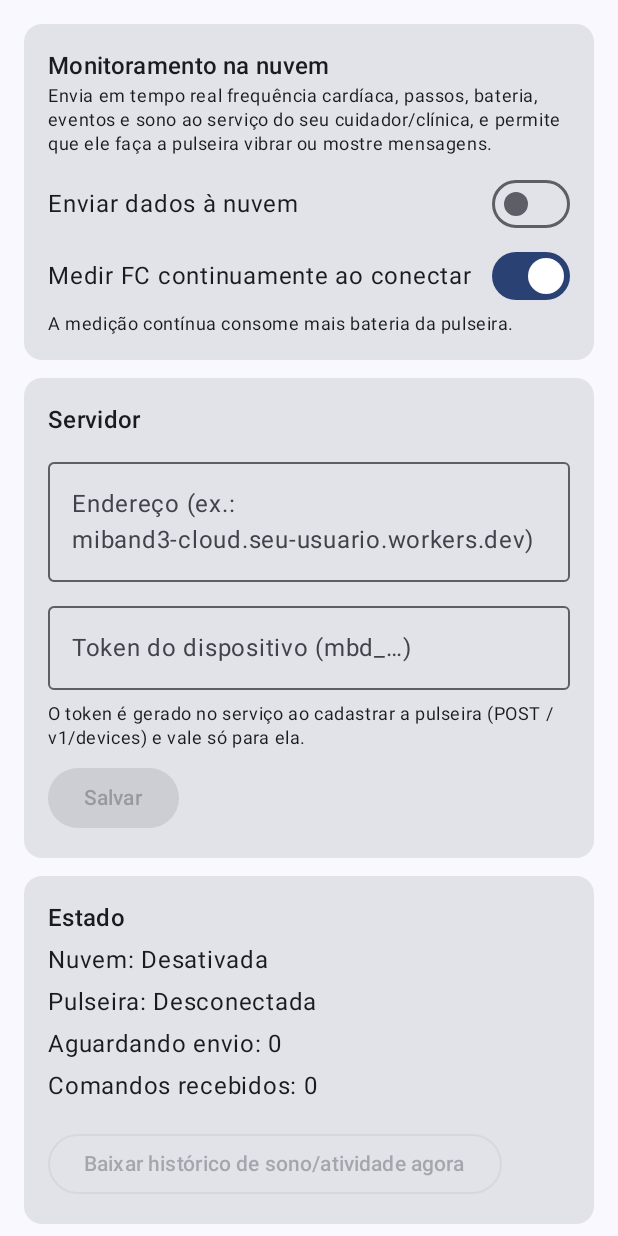
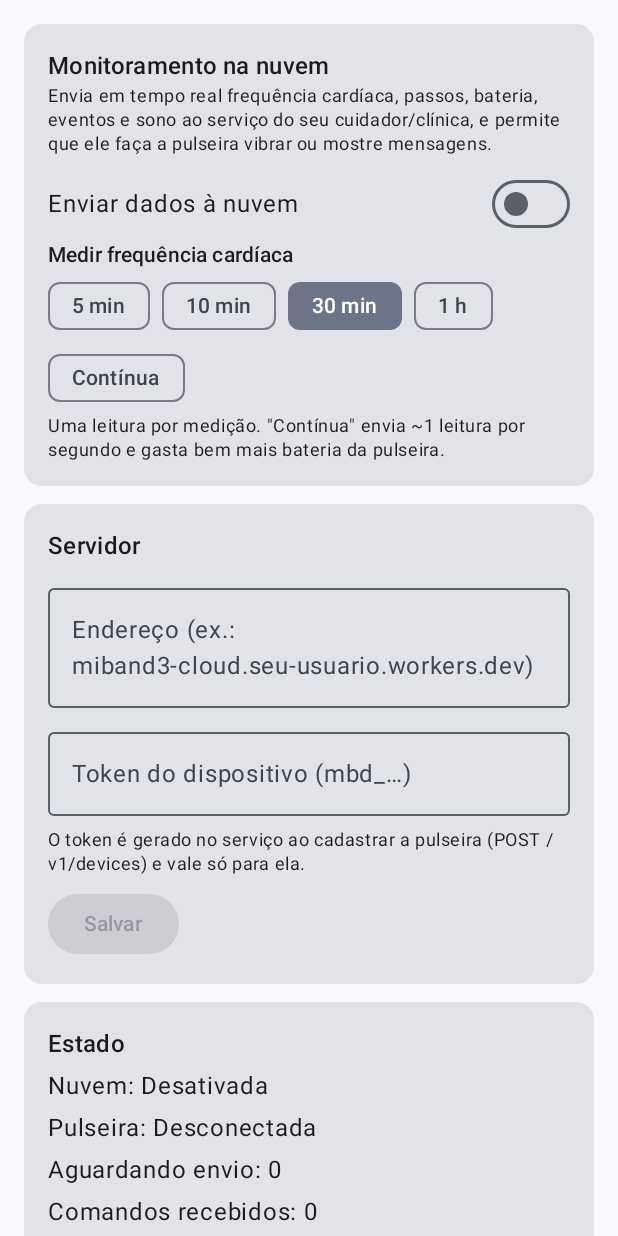
Before and after one commit to adriano2bx/miband3, an Android app built with Jetpack Compose: the composable CloudTab shown on its own in the app's theme, on a phone screen of 412 x 824 dp. Run offline under Robolectric (Android 15) with nearby library versions, the phone set to English and light mode, and no system bars; pictures from the network do not load.

Commit message:
FC medida a cada 30 min por padrão, com intervalo configurável
Substitui a FC contínua automática por medições periódicas (5, 10, 30 min, 1 h ou
contínua), enviando uma leitura por medição. O comando measure_hr da nuvem também
envia a leitura resultante.

Co-Authored-By: Claude Sonnet 5.5 <noreply@anthropic.com>
Claude-Session: https://claude.ai/code/session_01G74oo3b2E1E1VXDf35TPKo

```diff
--- a/app/src/main/java/com/miband3/app/cloud/CloudConfig.kt
+++ b/app/src/main/java/com/miband3/app/cloud/CloudConfig.kt
@@ -10,8 +10,8 @@ data class CloudConfig(
     val enabled: Boolean = false,
     val serverUrl: String = "",
     val deviceToken: String = "",
-    /** Liga a medição contínua de FC sozinha sempre que a pulseira conectar. */
-    val autoHeartRate: Boolean = true,
+    /** Intervalo entre medições de FC, em minutos. 0 = medição contínua (≈1 leitura por segundo, gasta mais bateria). */
+    val hrIntervalMin: Int = DEFAULT_HR_INTERVAL_MIN,
 ) {
     val isUsable: Boolean
         get() = enabled && wsUrl() != null && deviceToken.isNotBlank()
@@ -20,6 +20,9 @@ data class CloudConfig(
     fun wsUrl(): String? = toWebSocketUrl(serverUrl)
 
     companion object {
+        const val DEFAULT_HR_INTERVAL_MIN = 30
+        val HR_INTERVAL_OPTIONS = listOf(5, 10, 30, 60, 0)
+
         private val SCHEME = Regex("^([a-zA-Z][a-zA-Z0-9+.-]*)://(.*)$")
 
         fun toWebSocketUrl(input: String): String? {
@@ -43,7 +46,7 @@ data class CloudConfig(
             enabled = prefs.getBoolean("enabled", false),
             serverUrl = prefs.getString("serverUrl", "") ?: "",
             deviceToken = prefs.getString("deviceToken", "") ?: "",
-            autoHeartRate = prefs.getBoolean("autoHeartRate", true),
+            hrIntervalMin = prefs.getInt("hrIntervalMin", DEFAULT_HR_INTERVAL_MIN),
         )
     }
 
@@ -52,7 +55,7 @@ data class CloudConfig(
             .putBoolean("enabled", enabled)
             .putString("serverUrl", serverUrl.trim())
             .putString("deviceToken", deviceToken.trim())
-            .putBoolean("autoHeartRate", autoHeartRate)
+            .putInt("hrIntervalMin", hrIntervalMin)
             .apply()
     }
 }
--- a/app/src/main/java/com/miband3/app/cloud/CommandExecutor.kt
+++ b/app/src/main/java/com/miband3/app/cloud/CommandExecutor.kt
@@ -43,7 +43,7 @@ object CommandExecutor {
                     done(CommandResult())
                 }
                 "stop_call" -> { MiBandManager.stopCall(); done(CommandResult()) }
-                "measure_hr" -> { MiBandManager.measureHeartRate(); done(CommandResult()) }
+                "measure_hr" -> { CloudClient.measureHeartRateNow(); done(CommandResult()) }
                 "hr_continuous" -> { MiBandManager.setContinuousHeartRate(p.optBoolean("enabled")); done(CommandResult()) }
                 "sync_time" -> { MiBandManager.syncTime(); done(CommandResult()) }
                 "refresh" -> { MiBandManager.refreshActivity(); done(CommandResult()) }
--- a/app/src/main/java/com/miband3/app/ui/CloudScreen.kt
+++ b/app/src/main/java/com/miband3/app/ui/CloudScreen.kt
@@ -2,6 +2,8 @@ package com.miband3.app.ui
 
 import androidx.compose.foundation.layout.Arrangement
 import androidx.compose.foundation.layout.Column
+import androidx.compose.foundation.layout.ExperimentalLayoutApi
+import androidx.compose.foundation.layout.FlowRow
 import androidx.compose.foundation.layout.Row
 import androidx.compose.foundation.layout.Spacer
 import androidx.compose.foundation.layout.fillMaxSize
@@ -13,6 +15,7 @@ import androidx.compose.foundation.text.KeyboardOptions
 import androidx.compose.foundation.verticalScroll
 import androidx.compose.material3.Button
 import androidx.compose.material3.Card
+import androidx.compose.material3.FilterChip
 import androidx.compose.material3.MaterialTheme
 import androidx.compose.material3.OutlinedButton
 import androidx.compose.material3.OutlinedTextField
@@ -39,6 +42,7 @@ import java.util.Date
 import java.util.Locale
 
 /** Configuração do envio de dados em tempo real para o serviço na nuvem. */
+@OptIn(ExperimentalLayoutApi::class)
 @Composable
 fun CloudTab() {
     val config by CloudClient.config.collectAsStateWithLifecycle()
@@ -67,11 +71,20 @@ fun CloudTab() {
                     Text("Enviar dados à nuvem", Modifier.weight(1f))
                     Switch(checked = config.enabled, onCheckedChange = { CloudClient.updateConfig(config.copy(enabled = it)) })
                 }
-                Row(Modifier.fillMaxWidth(), verticalAlignment = Alignment.CenterVertically) {
-                    Text("Medir FC continuamente ao conectar", Modifier.weight(1f))
-                    Switch(checked = config.autoHeartRate, onCheckedChange = { CloudClient.updateConfig(config.copy(autoHeartRate = it)) })
+                Text("Medir frequência cardíaca", style = MaterialTheme.typography.titleSmall)
+                FlowRow(horizontalArrangement = Arrangement.spacedBy(8.dp)) {
+                    CloudConfig.HR_INTERVAL_OPTIONS.forEach { minutes ->
+                        FilterChip(
+                            selected = config.hrIntervalMin == minutes,
+                            onClick = { CloudClient.updateConfig(config.copy(hrIntervalMin = minutes)) },
+                            label = { Text(if (minutes == 0) "Contínua" else if (minutes == 60) "1 h" else "$minutes min") },
+                        )
+                    }
                 }
-                Text("A medição contínua consome mais bateria da pulseira.", style = MaterialTheme.typography.bodySmall)
+                Text(
+                    "Uma leitura por medição. \"Contínua\" envia ~1 leitura por segundo e gasta bem mais bateria da pulseira.",
+                    style = MaterialTheme.typography.bodySmall,
+                )
             }
         }
 
```
Also changed, not shown: app/src/main/java/com/miband3/app/cloud/CloudClient.kt (+40 -4 lines), 3 other files.
